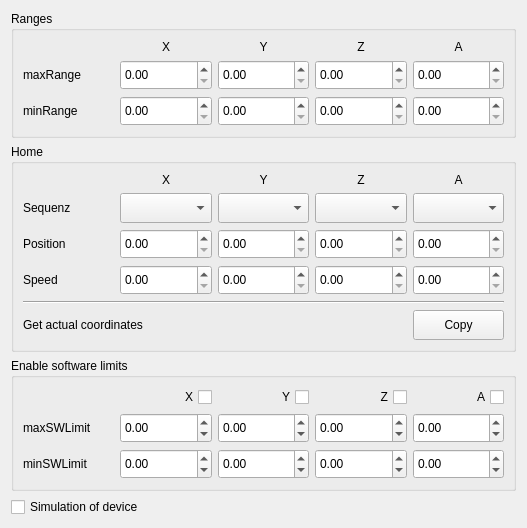
First picture: the form in sources/forms/sWorkbench.ui, repository eduard-x/cnc-qt, before the edit.
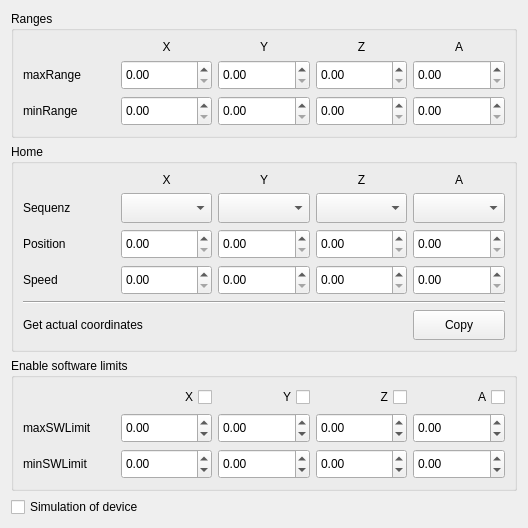
Second picture: the form after the edit.

What changed in the file:
```diff
--- a/sources/forms/sWorkbench.ui
+++ b/sources/forms/sWorkbench.ui
@@ -6,7 +6,7 @@
    <rect>
     <x>0</x>
     <y>0</y>
-    <width>527</width>
+    <width>528</width>
     <height>515</height>
    </rect>
   </property>
@@ -17,7 +17,7 @@
    <item>
     <widget class="QGroupBox" name="groupRanges">
      <property name="sizePolicy">
-      <sizepolicy hsizetype="Minimum" vsizetype="Minimum">
+      <sizepolicy hsizetype="MinimumExpanding" vsizetype="Minimum">
        <horstretch>0</horstretch>
        <verstretch>0</verstretch>
       </sizepolicy>
@@ -259,7 +259,7 @@
    <item>
     <widget class="QGroupBox" name="groupHome">
      <property name="sizePolicy">
-      <sizepolicy hsizetype="Minimum" vsizetype="Minimum">
+      <sizepolicy hsizetype="MinimumExpanding" vsizetype="Minimum">
        <horstretch>0</horstretch>
        <verstretch>0</verstretch>
       </sizepolicy>
@@ -644,7 +644,7 @@
    <item>
     <widget class="QGroupBox" name="groupSoftwareLimits">
      <property name="sizePolicy">
-      <sizepolicy hsizetype="Minimum" vsizetype="Minimum">
+      <sizepolicy hsizetype="MinimumExpanding" vsizetype="Minimum">
        <horstretch>0</horstretch>
        <verstretch>0</verstretch>
       </sizepolicy>
@@ -994,7 +994,7 @@
    <item>
     <widget class="QCheckBox" name="checkBoxDemoController">
      <property name="sizePolicy">
-      <sizepolicy hsizetype="Minimum" vsizetype="Fixed">
+      <sizepolicy hsizetype="MinimumExpanding" vsizetype="Fixed">
        <horstretch>0</horstretch>
        <verstretch>0</verstretch>
       </sizepolicy>
@@ -1007,6 +1007,19 @@
      </property>
     </widget>
    </item>
+   <item>
+    <spacer name="verticalSpacer">
+     <property name="orientation">
+      <enum>Qt::Vertical</enum>
+     </property>
+     <property name="sizeHint" stdset="0">
+      <size>
+       <width>20</width>
+       <height>40</height>
+      </size>
+     </property>
+    </spacer>
+   </item>
   </layout>
  </widget>
  <resources/>
```
